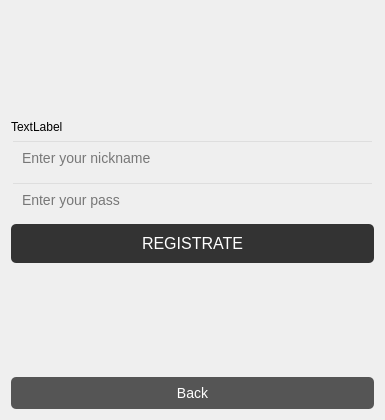
First picture: the form in TetrisClient/src/ui/menus/Authorization/login_form.ui, repository aRecll/cool_tetris, before the edit.
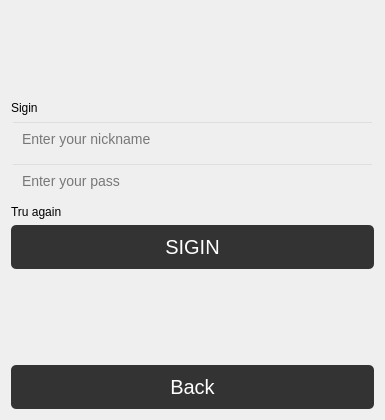
Second picture: the form after the edit.

Patch:
```diff
--- a/TetrisClient/src/ui/menus/Authorization/login_form.ui
+++ b/TetrisClient/src/ui/menus/Authorization/login_form.ui
@@ -29,8 +29,11 @@
    </item>
    <item>
     <widget class="QLabel" name="label">
+     <property name="styleSheet">
+      <string notr="true">background:transparent</string>
+     </property>
      <property name="text">
-      <string>TextLabel</string>
+      <string>Sigin</string>
      </property>
     </widget>
    </item>
@@ -54,13 +57,31 @@
      </property>
     </widget>
    </item>
+   <item>
+    <widget class="QLabel" name="label_2">
+     <property name="enabled">
+      <bool>true</bool>
+     </property>
+     <property name="styleSheet">
+      <string notr="true">background:transparent</string>
+     </property>
+     <property name="text">
+      <string>Tru again</string>
+     </property>
+    </widget>
+   </item>
    <item>
     <widget class="QPushButton" name="RegistrateButton">
      <property name="styleSheet">
-      <string notr="true">font-size: 16px; padding: 10px; background: #333; color: white; border-radius: 5px;</string>
+      <string notr="true">QPushButton { 
+font-size: 20px; padding: 10px; background: #333; color: white; border-radius: 5px; 
+}
+ 
+
+QPushButton:hover { background: #555; }</string>
      </property>
      <property name="text">
-      <string>REGISTRATE</string>
+      <string>SIGIN</string>
      </property>
     </widget>
    </item>
@@ -80,7 +101,12 @@
    <item>
     <widget class="QPushButton" name="backButton">
      <property name="styleSheet">
-      <string notr="true">font-size: 14px; padding: 8px; background: #555; color: white; border-radius: 5px;</string>
+      <string notr="true">QPushButton { 
+font-size: 20px; padding: 10px; background: #333; color: white; border-radius: 5px; 
+}
+ 
+
+QPushButton:hover { background: #555; }</string>
      </property>
      <property name="text">
       <string>Back</string>
```
